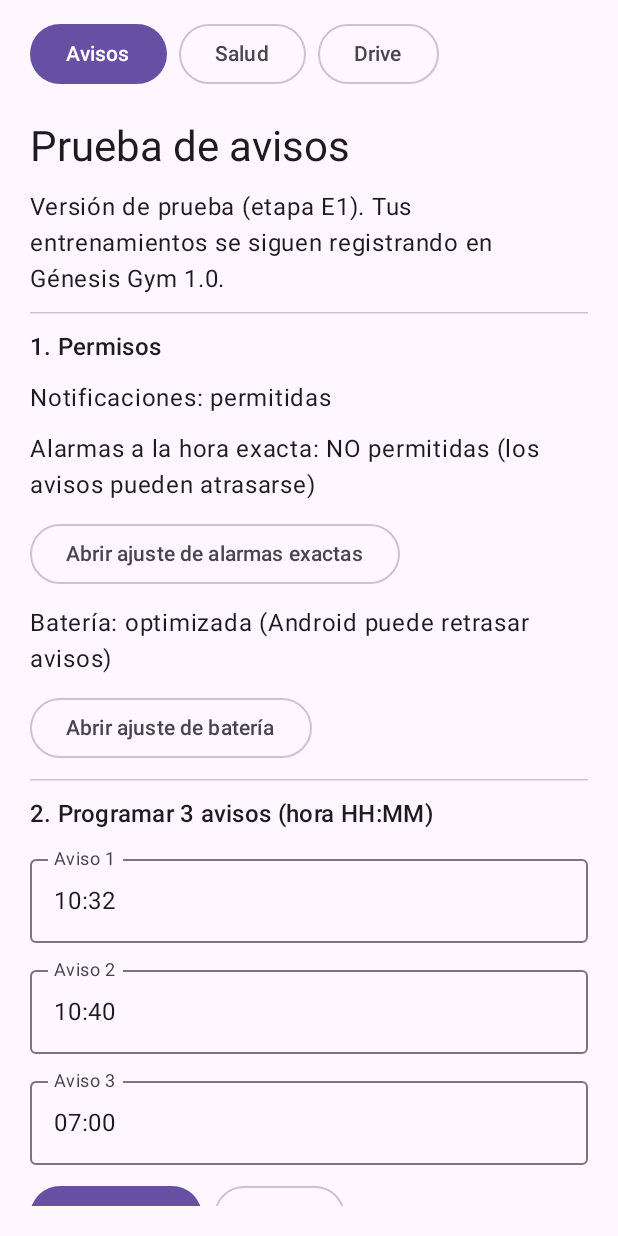
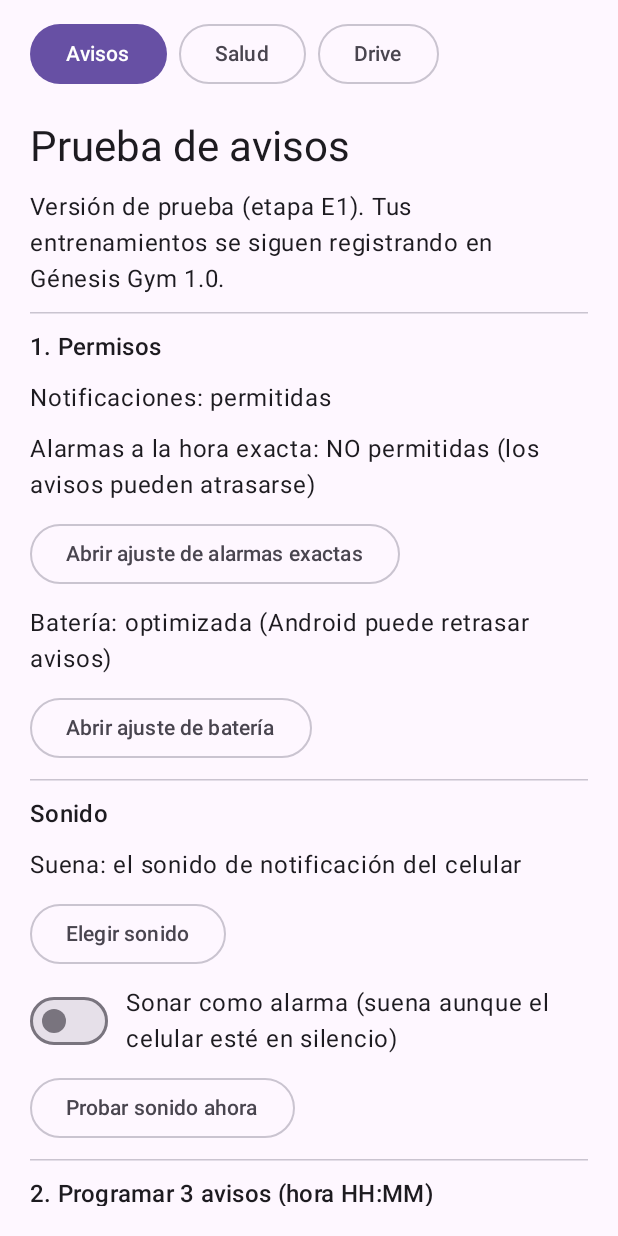
Before and after one commit to sansolo2000/genesis-gym, an Android app built with Jetpack Compose: the screen it shows after launch (MainActivity), after a tap on "Avisos", on a phone screen of 412 x 824 dp. Run offline under Robolectric (Android 15) with nearby library versions, the phone set to English and light mode, and no system bars; libraries missing offline, so code that uses them is left out: androidx.health.connect.

Commit message:
android 0.3.1: elegir el sonido de los avisos, opción de sonar como alarma y aviso sugerido a las 09:00
Pedido por Héctor. El canal de notificaciones se recrea con otro id cuando
cambia el sonido o el modo, porque Android fija el sonido al crear el canal.
Sin publicar: espera la aprobación de Héctor.

Co-Authored-By: Claude Opus 5.5 <noreply@anthropic.com>
Claude-Session: https://claude.ai/code/session_01HBmPBewSqEHgjJZfEsnsgA

```diff
--- a/android/app/src/main/java/io/github/sansolo2000/genesisgym/Alarmas.kt
+++ b/android/app/src/main/java/io/github/sansolo2000/genesisgym/Alarmas.kt
@@ -6,13 +6,16 @@ import android.app.NotificationManager
 import android.app.PendingIntent
 import android.content.Context
 import android.content.Intent
+import android.media.AudioAttributes
+import android.media.RingtoneManager
+import android.net.Uri
 
 /**
  * Etapa E1 — programa los avisos de prueba con AlarmManager y los guarda en el celular
  * (SharedPreferences) para volver a programarlos después de reiniciar.
  */
 object Alarmas {
-    const val CANAL = "pruebas-avisos"
+    private const val PREFIJO_CANAL = "pruebas-avisos"
     const val EXTRA_ID = "aviso_id"
     private const val PREFS = "e1-avisos"
 
@@ -31,12 +34,42 @@ object Alarmas {
 
     fun puedeExactas(c: Context): Boolean = c.getSystemService(AlarmManager::class.java).canScheduleExactAlarms()
 
+    // Sonido elegido por Héctor. Android fija el sonido de un canal al crearlo: si cambia el sonido
+    // o el modo (notificación/alarma), se borra el canal anterior y se crea uno nuevo con otro id.
+    private const val PREFS_SONIDO = "e1-sonido"
+
+    fun sonido(c: Context): Uri? = c.getSharedPreferences(PREFS_SONIDO, Context.MODE_PRIVATE).getString("uri", null)?.let { Uri.parse(it) }
+    fun comoAlarma(c: Context): Boolean = c.getSharedPreferences(PREFS_SONIDO, Context.MODE_PRIVATE).getBoolean("alarma", false)
+    private fun version(c: Context): Int = c.getSharedPreferences(PREFS_SONIDO, Context.MODE_PRIVATE).getInt("version", 1)
+    fun canal(c: Context): String = "$PREFIJO_CANAL-v${version(c)}"
+
+    fun nombreSonido(c: Context): String {
+        val u = sonido(c) ?: return "el sonido de notificación del celular"
+        return try { RingtoneManager.getRingtone(c, u)?.getTitle(c) ?: u.toString() } catch (e: Exception) { u.toString() }
+    }
+
+    fun cambiarSonido(c: Context, uri: Uri?, alarma: Boolean) {
+        val prefs = c.getSharedPreferences(PREFS_SONIDO, Context.MODE_PRIVATE)
+        prefs.edit().putString("uri", uri?.toString()).putBoolean("alarma", alarma).putInt("version", version(c) + 1).apply()
+        crearCanal(c)
+    }
+
     fun crearCanal(c: Context) {
         val nm = c.getSystemService(NotificationManager::class.java)
-        if (nm.getNotificationChannel(CANAL) == null) {
+        val id = canal(c)
+        for (viejo in nm.notificationChannels) if (viejo.id.startsWith(PREFIJO_CANAL) && viejo.id != id) nm.deleteNotificationChannel(viejo.id)
+        if (nm.getNotificationChannel(id) == null) {
+            val alarma = comoAlarma(c)
+            val atributos = AudioAttributes.Builder()
+                .setUsage(if (alarma) AudioAttributes.USAGE_ALARM else AudioAttributes.USAGE_NOTIFICATION)
+                .setContentType(AudioAttributes.CONTENT_TYPE_SONIFICATION)
+                .build()
+            val uri = sonido(c) ?: RingtoneManager.getDefaultUri(if (alarma) RingtoneManager.TYPE_ALARM else RingtoneManager.TYPE_NOTIFICATION)
             nm.createNotificationChannel(
-                NotificationChannel(CANAL, "Avisos de prueba", NotificationManager.IMPORTANCE_HIGH).apply {
-                    description = "Etapa E1: comprobar que los avisos llegan a la hora"
+                NotificationChannel(id, "Avisos de prueba", NotificationManager.IMPORTANCE_HIGH).apply {
+                    description = "Etapa E1: comprobar que los avisos llegan a la hora y suenan"
+                    setSound(uri, atributos)
+                    enableVibration(true)
                 }
             )
         }
--- a/android/app/src/main/java/io/github/sansolo2000/genesisgym/MainActivity.kt
+++ b/android/app/src/main/java/io/github/sansolo2000/genesisgym/MainActivity.kt
@@ -5,6 +5,9 @@ import android.app.NotificationManager
 import android.content.Context
 import android.content.Intent
 import android.content.pm.PackageManager
+import android.media.RingtoneManager
+import androidx.compose.material3.Switch
+import androidx.compose.ui.Alignment
 import android.net.Uri
 import android.os.Bundle
 import android.os.PowerManager
@@ -69,6 +72,24 @@ import java.time.ZonedDateTime
  */
 class MainActivity : ComponentActivity() {
     private var refresco by mutableIntStateOf(0)
+
+    private val elegirSonido = registerForActivityResult(ActivityResultContracts.StartActivityForResult()) { res ->
+        if (res.resultCode == RESULT_OK) {
+            val uri = res.data?.getParcelableExtra(RingtoneManager.EXTRA_RINGTONE_PICKED_URI, Uri::class.java)
+            Alarmas.cambiarSonido(this, uri, Alarmas.comoAlarma(this))
+        }
+        refresco++
+    }
+
+    private fun abrirSelectorSonido() {
+        val i = Intent(RingtoneManager.ACTION_RINGTONE_PICKER)
+            .putExtra(RingtoneManager.EXTRA_RINGTONE_TYPE, RingtoneManager.TYPE_ALL)
+            .putExtra(RingtoneManager.EXTRA_RINGTONE_TITLE, "Sonido de los avisos")
+            .putExtra(RingtoneManager.EXTRA_RINGTONE_SHOW_SILENT, false)
+            .putExtra(RingtoneManager.EXTRA_RINGTONE_SHOW_DEFAULT, true)
+            .putExtra(RingtoneManager.EXTRA_RINGTONE_EXISTING_URI, Alarmas.sonido(this))
+        elegirSonido.launch(i)
+    }
 
     private val pedirNotificaciones =
         registerForActivityResult(ActivityResultContracts.RequestPermission()) { refresco++ }
@@ -195,7 +216,7 @@ class MainActivity : ComponentActivity() {
     private fun Pantalla(aperturas: Int, @Suppress("UNUSED_PARAMETER") tick: Int) {
         val zona = ZoneId.systemDefault()
         val ahora = ZonedDateTime.now(zona)
-        val horas = remember { mutableStateListOf(Avisos.sugerida(ahora, 2), Avisos.sugerida(ahora, 10), "07:00") }
+        val horas = remember { mutableStateListOf(Avisos.sugerida(ahora, 2), Avisos.sugerida(ahora, 10), "09:00") }
         var mensaje by remember { mutableStateOf("") }
         val avisos = Alarmas.lista(this)
 
@@ -220,6 +241,21 @@ class MainActivity : ComponentActivity() {
             OutlinedButton(onClick = { startActivity(Intent(Settings.ACTION_IGNORE_BATTERY_OPTIMIZATION_SETTINGS)) }) {
                 Text("Abrir ajuste de batería")
             }
+
+            HorizontalDivider()
+            Text("Sonido", style = MaterialTheme.typography.titleMedium)
+            Text("Suena: " + Alarmas.nombreSonido(this@MainActivity))
+            OutlinedButton(onClick = { abrirSelectorSonido() }) { Text("Elegir sonido") }
+            Row(verticalAlignment = Alignment.CenterVertically, horizontalArrangement = Arrangement.spacedBy(12.dp)) {
+                Switch(
+                    checked = Alarmas.comoAlarma(this@MainActivity),
+                    onCheckedChange = { Alarmas.cambiarSonido(this@MainActivity, Alarmas.sonido(this@MainActivity), it); refresco++ }
+                )
+                Text("Sonar como alarma (suena aunque el celular esté en silencio)")
+            }
+            OutlinedButton(onClick = {
+                AlarmaReceiver.mostrar(this@MainActivity, "Génesis Gym N · prueba de sonido", "Así va a sonar cada aviso.", 199)
+            }) { Text("Probar sonido ahora") }
 
             HorizontalDivider()
             Text("2. Programar 3 avisos (hora HH:MM)", style = MaterialTheme.typography.titleMedium)
```
Also changed, not shown: android/app/src/main/java/io/github/sansolo2000/genesisgym/AlarmaReceiver.kt (+11 -4 lines), 2 other files.
